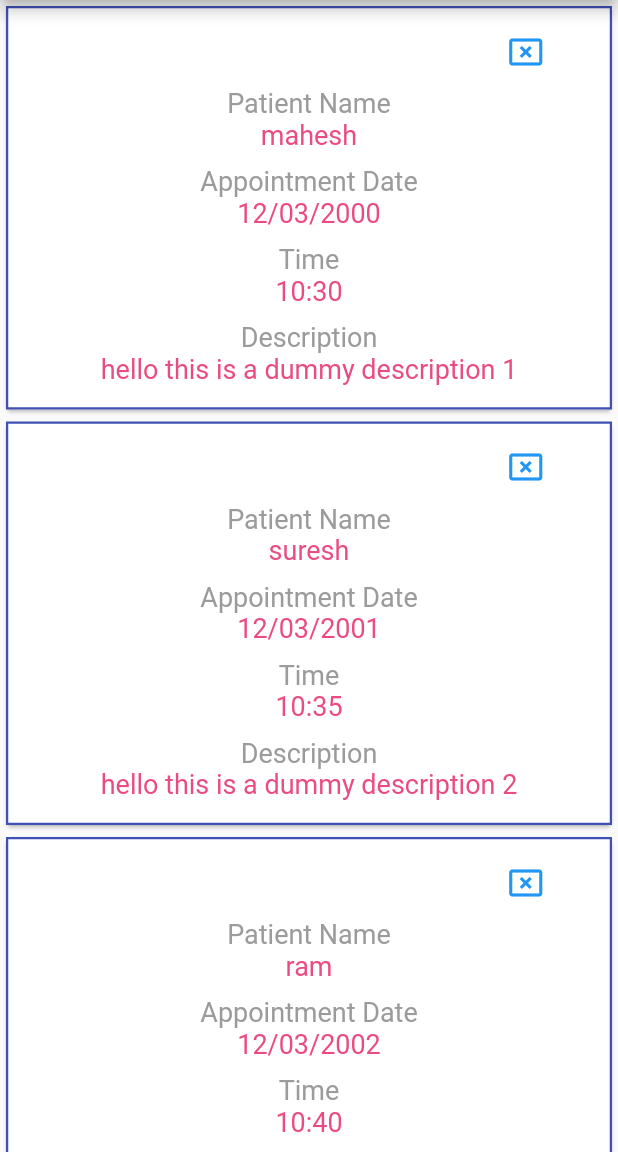
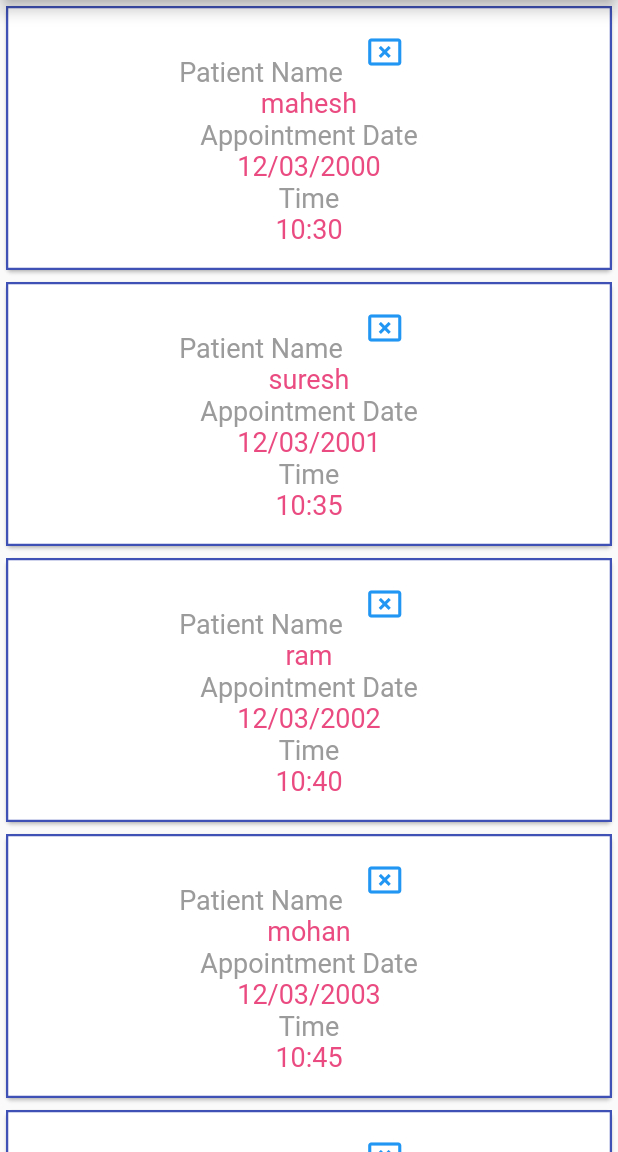
Before and after one commit to hrithikdass/RWF-Hospital-Registration, a Flutter app: the AppState screen opened directly, on a phone screen of 412 x 824 dp, the part 84-1236 px from its top. Run offline on Flutter 3.47's test engine with Material 2 defaults, Android fonts, the phone set to English and light mode, and no system bars; our stand-ins replace date_time_picker; missing offline and left inert: alert, dropdownfield.

Commit message:
docview page updated, button needs to be fixed

```diff
--- a/lib/docviewappointment.dart
+++ b/lib/docviewappointment.dart
@@ -1,3 +1,4 @@
+import 'package:flutter/cupertino.dart';
 import 'package:flutter/material.dart';
 import 'constants.dart';
 
@@ -109,23 +110,22 @@ class EachList extends StatelessWidget {
         child: Column(
           children: [
             Row(
-              mainAxisAlignment: MainAxisAlignment.end,
+              crossAxisAlignment: CrossAxisAlignment.end,
+              mainAxisAlignment: MainAxisAlignment.center,
               children: [
+                new Text(
+                  'Patient Name',
+                  style: TextStyle(
+                    color: kTextLight,
+                    fontSize: 18.0,
+                  ),
+                ),
                 TextButton.icon(
                   onPressed: () {},
                   icon: Icon(Icons.cancel_presentation_outlined),
                   label: Text(''),
                 ),
               ],
-            ),
-            Container(
-              child: new Text(
-                'Patient Name',
-                style: TextStyle(
-                  color: kTextLight,
-                  fontSize: 18.0,
-                ),
-              ),
             ),
             new Text(
               patientname,
@@ -134,9 +134,9 @@ class EachList extends StatelessWidget {
                 fontSize: 18.0,
               ),
             ),
-            SizedBox(
-              height: 10.0,
-            ),
+            // SizedBox(
+            //   height: 10.0,
+            // ),
             new Text(
               'Appointment Date',
               style: TextStyle(
@@ -151,9 +151,9 @@ class EachList extends StatelessWidget {
                 fontSize: 18.0,
               ),
             ),
-            SizedBox(
-              height: 10.0,
-            ),
+            // SizedBox(
+            //   height: 10.0,
+            // ),
             new Text(
               'Time',
               style: TextStyle(
@@ -168,23 +168,6 @@ class EachList extends StatelessWidget {
                 fontSize: 18.0,
               ),
             ),
-            SizedBox(
-              height: 10.0,
-            ),
-            new Text(
-              'Description',
-              style: TextStyle(
-                color: kTextLight,
-                fontSize: 18.0,
-              ),
-            ),
-            new Text(
-              description,
-              style: TextStyle(
-                color: kTextColor,
-                fontSize: 18.0,
-              ),
-            ),
           ],
         ),
       ),
```
Also changed, not shown: lib/information.dart (line endings or trailing spaces).
